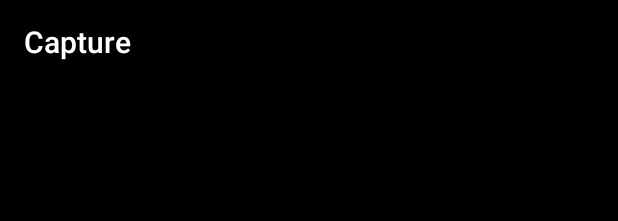
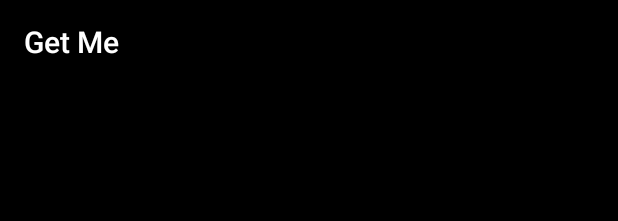
Before and after one commit to krunal-puri/GloBot_AIEngine, an Android app: the layout activity_capture.xml on its own in the app's theme, with its tools: preview values and no code run, on a phone screen of 412 x 824 dp. Shown: the top 221 px of the screen. Run offline under Robolectric (Android 15) with nearby library versions, the phone set to English and light mode, and no system bars.

Commit message:
renamed capture to getme

```diff
--- a/app/src/main/res/layout/activity_capture.xml
+++ b/app/src/main/res/layout/activity_capture.xml
@@ -26,7 +26,7 @@
             android:id="@+id/toolbar"
             android:elevation="4dp"
             android:theme="@style/ThemeOverlay.AppCompat.Dark.ActionBar"
-            app:title="Capture">
+            app:title="Get Me">
 
 
         </android.support.v7.widget.Toolbar>
--- a/app/src/main/res/layout/activity_home.xml
+++ b/app/src/main/res/layout/activity_home.xml
@@ -285,7 +285,7 @@
                                 android:layout_width="match_parent"
                                 android:layout_height="match_parent"
                                 android:background="@color/colorOrange"
-                                android:text="CAPTURE"
+                                android:text="GET ME"
                                 android:textColor="@color/colorWhite"
                                 android:textStyle="italic" />
 
--- a/app/src/main/res/values/strings.xml
+++ b/app/src/main/res/values/strings.xml
@@ -10,7 +10,7 @@
 
 \n \nWith our current prototype, there are 2 features.
 
-\nFirst one is a "Chat Bot". And second one is "Capture"
+\nFirst one is a "Chat Bot". And second one is "Get Me"
 
 \n\nNow, with Chat Bot model, as name say we have make a Bot who helps to book cab, check cab availability, next schedule for cab and all cab related services provided by company for employees.
 Every day employees goes through these small hassles to get book there cab on time. Although, they connect to reception to get to know the status and book but still we feel this is a daily basis used service and we can drop this hassle smoothly.
@@ -24,7 +24,7 @@ Every day employees goes through these small hassles to get book there cab on ti
 
 \n\nOur second scope of this prototype helps the employees, especially those who are new in the campus (as currently we are growing), visiting guests, clients who visit office from different cities/countries.
 As we know, our offices at every locations have very well architecture where the walls have portraits of core member, one of the strongest pillars of the company. There are also very satisfying landscape/landmarks of that city is shown.
-So, by using capture the photo of the landmarks our prototype show more details about as where is location in city. Which further can be improved by adding more functionality like how to visit and more.
+So, by using Get Me the photo of the landmarks our prototype show more details about as where is location in city. Which further can be improved by adding more functionality like how to visit and more.
 
 \n\nWith further extend of the captured portrait, we can develop model having enough data about every employee which we already have but store in databases and in hard copies.
 So if we develop these model and use TensorFlow lite for Android it works as expected where it provides more data in detailed manner.
```
